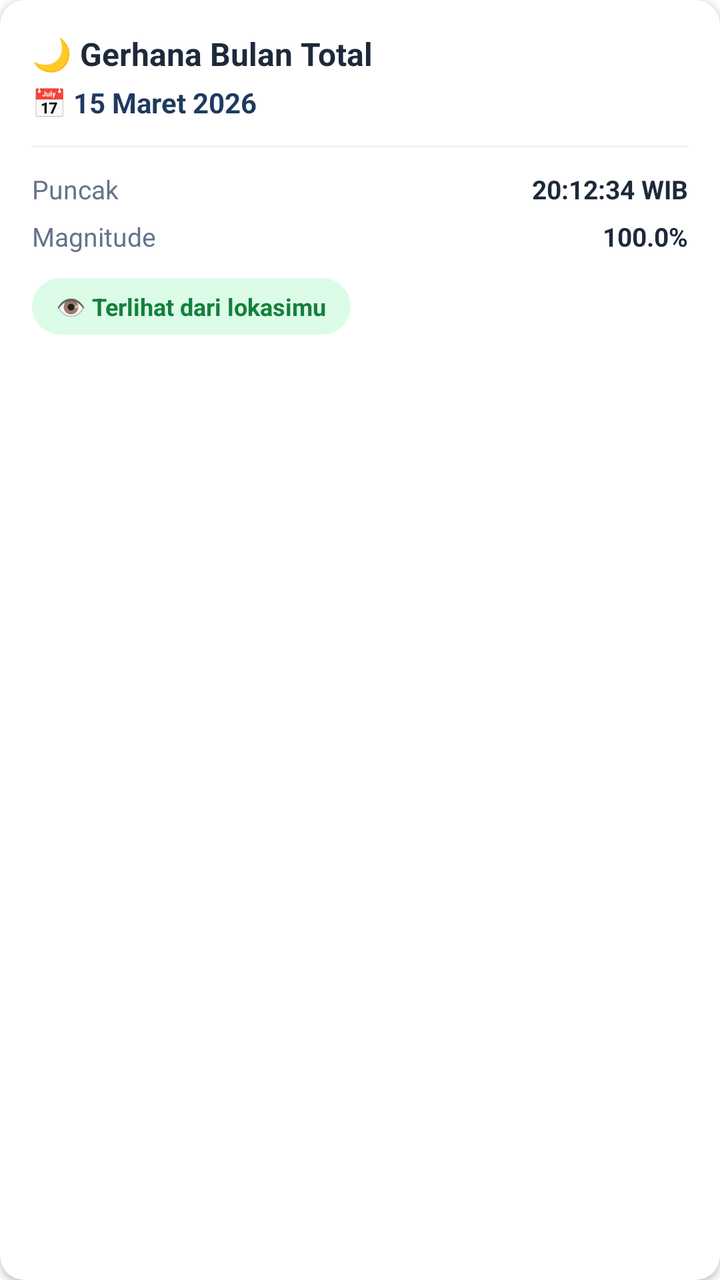
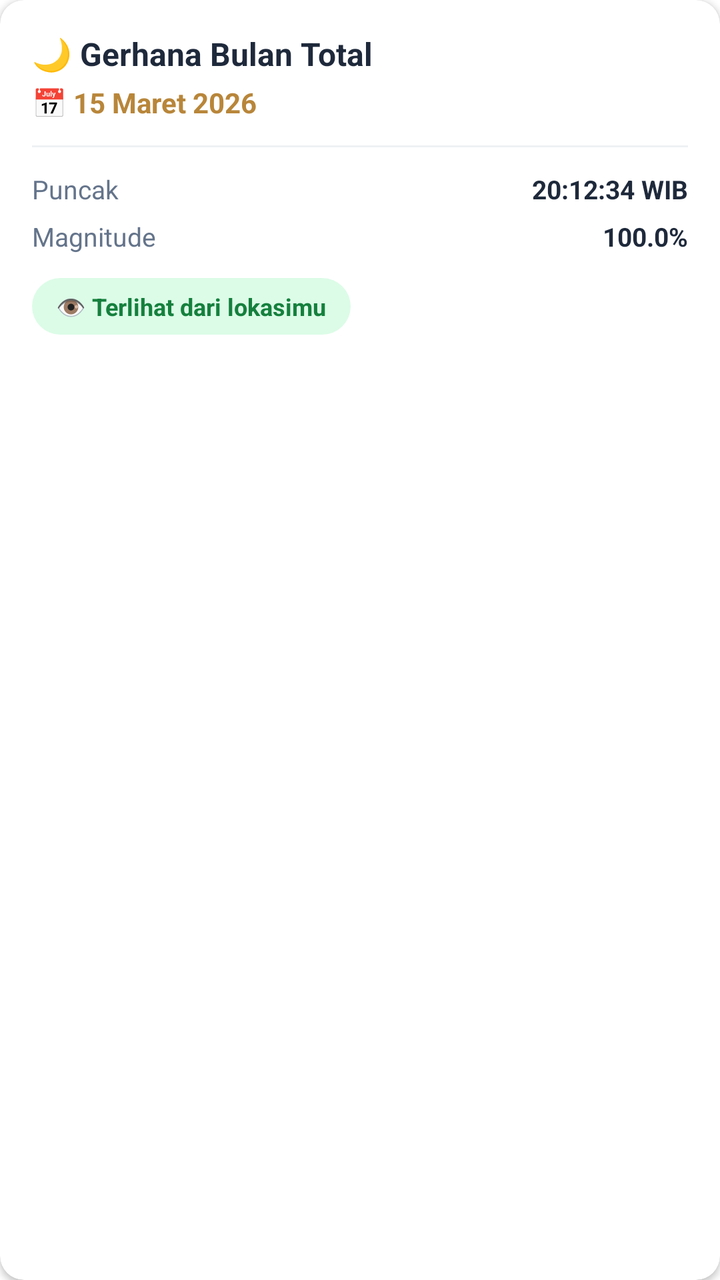

An Android layout rendered at two revisions. The XML below is the earlier revision; the diff shows what the commit changed to produce the second picture.
<!-- AndroidManifest.xml: application theme AppTheme -->
<!-- res/layout/item_gerhana_bulan.xml -->
<?xml version="1.0" encoding="utf-8"?>
<androidx.cardview.widget.CardView xmlns:android="http://schemas.android.com/apk/res/android"
    xmlns:app="http://schemas.android.com/apk/res-auto"
    android:layout_width="match_parent"
    android:layout_height="wrap_content"
    android:layout_marginBottom="12dp"
    app:cardBackgroundColor="@color/card_white"
    app:cardCornerRadius="12dp"
    app:cardElevation="2dp">

    <LinearLayout
        android:layout_width="match_parent"
        android:layout_height="wrap_content"
        android:orientation="vertical"
        android:padding="16dp">

        <TextView
            android:id="@+id/tvTitle"
            android:layout_width="wrap_content"
            android:layout_height="wrap_content"
            android:text="🌙 Gerhana Bulan Total"
            android:textColor="@color/text_primary"
            android:textSize="16sp"
            android:textStyle="bold" />

        <TextView
            android:id="@+id/tvDate"
            android:layout_width="wrap_content"
            android:layout_height="wrap_content"
            android:layout_marginTop="4dp"
            android:text="📅 15 Maret 2026"
            android:textColor="@color/navy_dongker"
            android:textSize="14sp"
            android:textStyle="bold" />

        <View
            android:layout_width="match_parent"
            android:layout_height="1dp"
            android:layout_marginTop="12dp"
            android:background="@color/divider_soft" />

        <LinearLayout
            android:layout_width="match_parent"
            android:layout_height="wrap_content"
            android:layout_marginTop="12dp"
            android:orientation="horizontal">

            <TextView
                android:layout_width="0dp"
                android:layout_height="wrap_content"
                android:layout_weight="1"
                android:text="Puncak"
                android:textColor="@color/text_secondary"
                android:textSize="13sp" />

            <TextView
                android:id="@+id/tvPeakTime"
                android:layout_width="wrap_content"
                android:layout_height="wrap_content"
                android:text="20:12:34 WIB"
                android:textColor="@color/text_primary"
                android:textSize="13sp"
                android:textStyle="bold" />
        </LinearLayout>

        <LinearLayout
            android:layout_width="match_parent"
            android:layout_height="wrap_content"
            android:layout_marginTop="6dp"
            android:orientation="horizontal">

            <TextView
                android:layout_width="0dp"
                android:layout_height="wrap_content"
                android:layout_weight="1"
                android:text="Magnitude"
                android:textColor="@color/text_secondary"
                android:textSize="13sp" />

            <TextView
                android:id="@+id/tvMagnitude"
                android:layout_width="wrap_content"
                android:layout_height="wrap_content"
                android:text="100.0%"
                android:textColor="@color/text_primary"
                android:textSize="13sp"
                android:textStyle="bold" />
        </LinearLayout>

        <TextView
            android:id="@+id/tvVisibility"
            android:layout_width="wrap_content"
            android:layout_height="wrap_content"
            android:layout_marginTop="12dp"
            android:background="@drawable/bg_pill_green"
            android:paddingHorizontal="12dp"
            android:paddingVertical="6dp"
            android:text="👁️ Terlihat dari lokasimu"
            android:textColor="@color/pill_green_text"
            android:textSize="12sp"
            android:textStyle="bold" />

    </LinearLayout>
</androidx.cardview.widget.CardView>
<!-- resources referenced by this layout -->
<resources>
  <color name="card_white">#FFFFFF</color>
  <color name="divider_soft">#EEF1F4</color>
  <color name="navy_dongker">#1E3A5F</color>
  <color name="pill_green_text">#15803D</color>
  <color name="text_primary">#1E293B</color>
  <color name="text_secondary">#64748B</color>
  <!-- drawable bg_pill_green (drawable) -->
  <?xml version="1.0" encoding="utf-8"?>
  <shape xmlns:android="http://schemas.android.com/apk/res/android">
      <solid android:color="@color/pill_green_bg"/>
      <corners android:radius="999dp"/>
  </shape>
  <style name="AppTheme" parent="Theme.AlKaukaba">
          <item name="android:windowDrawsSystemBarBackgrounds" tools:targetApi="lollipop">true</item>
      </style>
  <color name="pill_green_bg">#DCFCE7</color>
  <style name="Theme.AlKaukaba" parent="Theme.MaterialComponents.DayNight.NoActionBar">
          
          <item name="colorPrimary">@color/purple_500</item>
          <item name="colorPrimaryVariant">@color/transparent</item>
          <item name="colorOnPrimary">@color/white</item>
          
          <item name="colorSecondary">@color/teal_200</item>
          <item name="colorSecondaryVariant">@color/teal_700</item>
          <item name="colorOnSecondary">@color/black</item>
          
          <item name="android:statusBarColor" tools:targetApi="l">?attr/colorPrimaryVariant</item>
          
          <item name="bottomSheetDialogTheme">@style/ThemeOverlay.AlKaukaba.BottomSheetDialog</item>
      </style>
  <color name="purple_500">#FF6200EE</color>
  <color name="transparent">#00FFFFFF</color>
  <color name="white">#FFFFFFFF</color>
  <color name="teal_200">#FF03DAC5</color>
  <color name="teal_700">#FF018786</color>
  <color name="black">#FF000000</color>
  <style name="ThemeOverlay.AlKaukaba.BottomSheetDialog" parent="ThemeOverlay.MaterialComponents.BottomSheetDialog">
          <item name="bottomSheetStyle">@style/Widget.AlKaukaba.BottomSheet.Modal</item>
      </style>
  <style name="Widget.AlKaukaba.BottomSheet.Modal" parent="Widget.MaterialComponents.BottomSheet.Modal">
          <item name="shapeAppearanceOverlay">@style/ShapeAppearance.AlKaukaba.BottomSheet</item>
      </style>
  <style name="ShapeAppearance.AlKaukaba.BottomSheet" parent="">
          <item name="cornerFamily">rounded</item>
          <item name="cornerSizeTopLeft">16dp</item>
          <item name="cornerSizeTopRight">16dp</item>
          <item name="cornerSizeBottomLeft">0dp</item>
          <item name="cornerSizeBottomRight">0dp</item>
      </style>
</resources>

<!-- the commit's change to res/layout/item_gerhana_bulan.xml (unified diff, before → after) -->
@@ -29,7 +29,7 @@
             android:layout_height="wrap_content"
             android:layout_marginTop="4dp"
             android:text="📅 15 Maret 2026"
-            android:textColor="@color/navy_dongker"
+            android:textColor="@color/text_label_gold"
             android:textSize="14sp"
             android:textStyle="bold" />
 
<!-- resource entries referenced after the edit -->
@@ -2,8 +2,8 @@
 <resources>
   <color name="card_white">#FFFFFF</color>
   <color name="divider_soft">#EEF1F4</color>
-  <color name="navy_dongker">#1E3A5F</color>
   <color name="pill_green_text">#15803D</color>
+  <color name="text_label_gold">#B8863A</color>
   <color name="text_primary">#1E293B</color>
   <color name="text_secondary">#64748B</color>
   <!-- drawable bg_pill_green (drawable) -->
